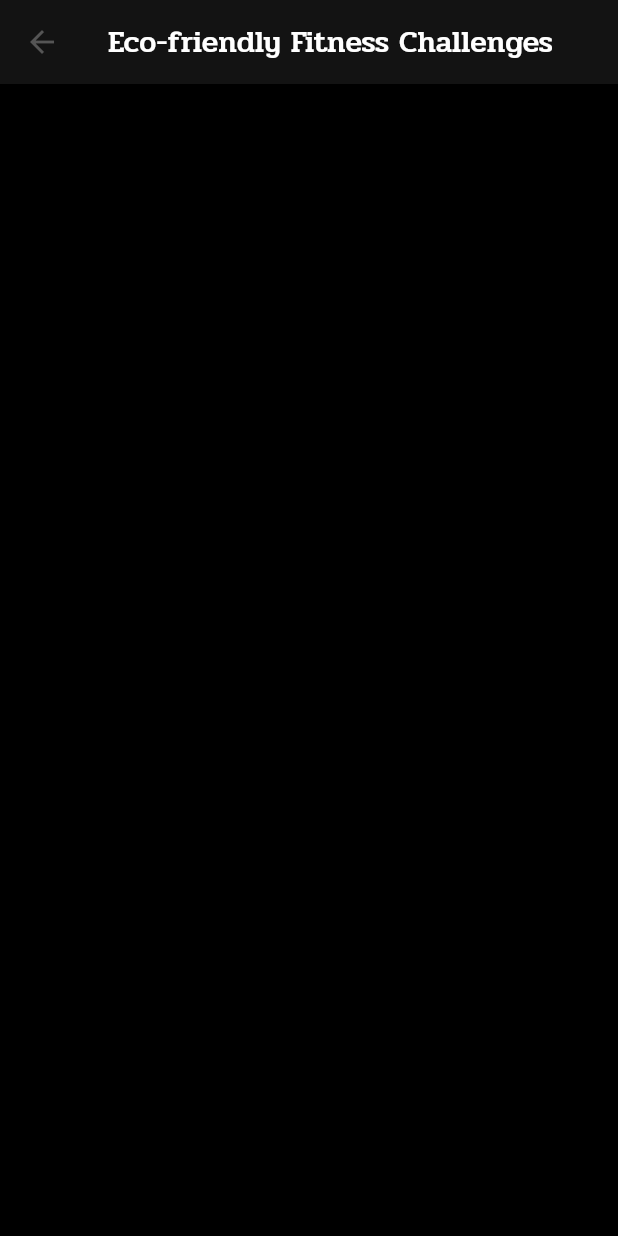
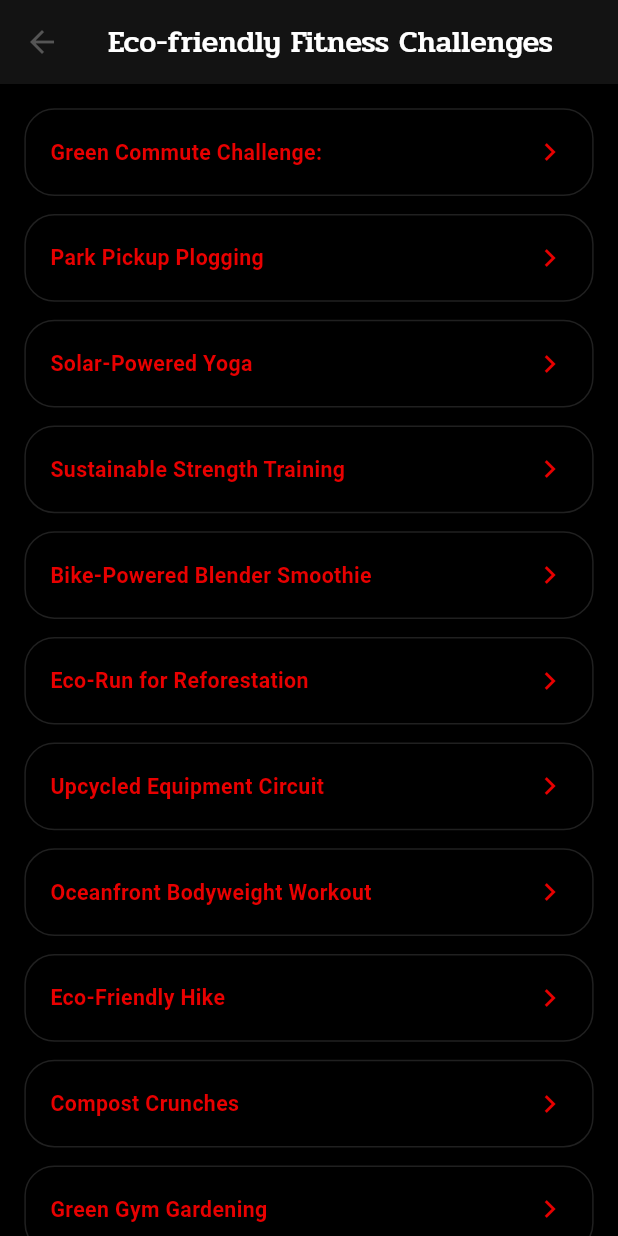
Before and after one commit to ibraevadilet/fitess_style_132, a Flutter app: the EcoPage screen opened directly, on a phone screen of 412 x 824 dp. Run offline on Flutter 3.47's test engine with Material 3 defaults, Android fonts, the phone set to English and light mode, and no system bars; our stand-ins replace flutter_local_notifications, flutter_screenutil, image_picker, in_app_review, shared_preferences, table_calendar and 1 more; accounts and stored records are empty.

Commit message:
add change

```diff
--- /dev/null
+++ b/lib/workouts_pages/eco_content.dart
@@ -0,0 +1,359 @@
+class EcoCont {
+  final String title;
+  final String description;
+  final double time;
+  final int calories;
+
+  EcoCont({
+    required this.title,
+    required this.description,
+    required this.time,
+    required this.calories,
+  });
+}
+
+List<EcoCont> listEco = [
+  EcoCont(
+    title: 'Green Commute Challenge:',
+    description:
+        'Replace your usual commute with eco-friendly options like biking or walking.',
+    time: 30,
+    calories: 150,
+  ),
+  EcoCont(
+    title: 'Park Pickup Plogging',
+    description: 'Jog through a local park and pick up litter along the way.',
+    time: 45,
+    calories: 200,
+  ),
+  EcoCont(
+    title: 'Solar-Powered Yoga',
+    description:
+        'Practice yoga outdoors using solar-powered speakers for music.',
+    time: 40,
+    calories: 120,
+  ),
+  EcoCont(
+    title: 'Sustainable Strength Training',
+    description:
+        'Use reusable materials like sandbags for strength training at home.',
+    time: 45,
+    calories: 250,
+  ),
+  EcoCont(
+    title: 'Bike-Powered Blender Smoothie',
+    description:
+        'Blend your post-workout smoothie using a bike-powered blender.',
+    time: 20,
+    calories: 80,
+  ),
+  EcoCont(
+    title: 'Eco-Run for Reforestation',
+    description:
+        'Join a virtual race, and for each kilometer run, a tree is planted.',
+    time: 60,
+    calories: 400,
+  ),
+  EcoCont(
+    title: 'Upcycled Equipment Circuit',
+    description:
+        'Create a circuit workout using upcycled household items as gym equipment.',
+    time: 30,
+    calories: 180,
+  ),
+  EcoCont(
+    title: 'Oceanfront Bodyweight Workout',
+    description:
+        'Exercise on the beach using your body weight, with an emphasis on enjoying the ocean view.',
+    time: 45,
+    calories: 220,
+  ),
+  EcoCont(
+    title: 'Eco-Friendly Hike',
+    description:
+        'Explore hiking trails and pick up any trash you find along the way.',
+    time: 60,
+    calories: 300,
+  ),
+  EcoCont(
+    title: 'Compost Crunches',
+    description: 'Do a core workout while turning your kitchen compost bin.',
+    time: 20,
+    calories: 90,
+  ),
+  EcoCont(
+    title: 'Green Gym Gardening',
+    description:
+        'Plant and tend to a garden, incorporating squats and lunges during breaks.',
+    time: 45,
+    calories: 180,
+  ),
+  EcoCont(
+    title: 'Hybrid Car Cleaning Squats',
+    description:
+        'Squat and clean your hybrid car to combine fitness with eco-friendly habits.',
+    time: 30,
+    calories: 150,
+  ),
+  EcoCont(
+    title: 'Renewable Energy Rowing',
+    description:
+        'Use a rowing machine powered by renewable energy for a cardio workout.',
+    time: 40,
+    calories: 250,
+  ),
+  EcoCont(
+    title: 'Eco-Friendly Scavenger Hunt',
+    description: 'Organize a fitness scavenger hunt with sustainable prizes.',
+    time: 60,
+    calories: 300,
+  ),
+  EcoCont(
+    title: 'Solar-Charged Circuit Training',
+    description:
+        'Perform circuit training using solar-charged electronic devices.',
+    time: 45,
+    calories: 220,
+  ),
+  EcoCont(
+    title: 'Conservation Meditation',
+    description:
+        'Meditate in a natural setting, focusing on conservation and gratitude.',
+    time: 30,
+    calories: 80,
+  ),
+  EcoCont(
+    title: 'Green Roof Yoga',
+    description:
+        'Practice yoga on a green roof, surrounded by eco-friendly vegetation.',
+    time: 40,
+    calories: 120,
+  ),
+  EcoCont(
+    title: 'Eco-Friendly Family Relay',
+    description:
+        'Organize a relay race with eco-friendly challenges for the whole family.',
+    time: 60,
+    calories: 350,
+  ),
+  EcoCont(
+    title: 'Sustainable Swim Session',
+    description:
+        'Swim in a natural body of water, emphasizing environmental awareness.',
+    time: 45,
+    calories: 250,
+  ),
+  EcoCont(
+    title: 'Eco-Conscious Kayaking',
+    description:
+        'Kayak in eco-friendly locations while collecting floating debris.',
+    time: 60,
+    calories: 300,
+  ),
+  EcoCont(
+    title: 'Paddleboard Pollution Cleanup',
+    description: 'Stand-up paddleboard while collecting litter from the water.',
+    time: 45,
+    calories: 220,
+  ),
+  EcoCont(
+    title: 'Bike-Powered Movie Night',
+    description:
+        'Pedal on a stationary bike to generate power for an outdoor movie night.',
+    time: 60,
+    calories: 180,
+  ),
+  EcoCont(
+    title: 'Eco-Friendly Bodyweight Blast',
+    description:
+        'Perform a high-intensity bodyweight workout using minimal equipment.',
+    time: 30,
+    calories: 200,
+  ),
+  EcoCont(
+    title: 'Ocean Cleanup Dive',
+    description:
+        'Scuba dive in designated cleanup areas to remove underwater debris.',
+    time: 60,
+    calories: 400,
+  ),
+  EcoCont(
+    title: 'Sustainable Sports Day',
+    description:
+        'Organize a sports day with eco-friendly games and activities.',
+    time: 60,
+    calories: 300,
+  ),
+  EcoCont(
+    title: 'Zero-Waste Zumba',
+    description:
+        'Dance to lively music while emphasizing zero-waste principles.',
+    time: 45,
+    calories: 250,
+  ),
+  EcoCont(
+    title: 'Sustainable Snorkeling Adventure',
+    description:
+        'Snorkel in eco-friendly locations while collecting marine litter.',
+    time: 60,
+    calories: 350,
+  ),
+  EcoCont(
+    title: 'Eco-Friendly Team Trek',
+    description:
+        'Form teams for an eco-friendly hike, with each team responsible for waste collection.',
+    time: 45,
+    calories: 200,
+  ),
+  EcoCont(
+    title: 'Beachfront Biking Challenge',
+    description:
+        'Bike along the beach, stopping to pick up trash and recyclables.',
+    time: 60,
+    calories: 300,
+  ),
+  EcoCont(
+    title: 'Eco-Run Relay',
+    description: 'Organize a relay race with eco-friendly running challenges.',
+    time: 60,
+    calories: 350,
+  ),
+  EcoCont(
+    title: 'Plogging Plank Challenge',
+    description:
+        'Combine jogging with intermittent planks, picking up trash during breaks.',
+    time: 45,
+    calories: 220,
+  ),
+  EcoCont(
+    title: 'Eco-Friendly Forest Workout',
+    description:
+        'Perform a full-body workout in a forest, appreciating natures beauty.',
+    time: 60,
+    calories: 300,
+  ),
+  EcoCont(
+    title: 'Conservation Cycling Tour',
+    description:
+        'Cycle through eco-friendly sites, promoting conservation awareness.',
+    time: 60,
+    calories: 350,
+  ),
+  EcoCont(
+    title: 'Sustainable Strength Yoga',
+    description:
+        'Integrate strength-building yoga poses with eco-conscious intentions.',
+    time: 45,
+    calories: 180,
+  ),
+  EcoCont(
+    title: 'Eco-Friendly Family Fitness',
+    description:
+        'Engage in various eco-friendly activities with family, promoting fitness and environmental awareness.',
+    time: 60,
+    calories: 300,
+  ),
+  EcoCont(
+    title: 'Solar-Powered Soccer Tournament',
+    description: 'Host a soccer tournament with goals powered by solar energy.',
+    time: 60,
+    calories: 350,
+  ),
+  EcoCont(
+    title: 'Earth Day HIIT',
+    description:
+        'High-intensity interval training with exercises inspired by Earth Day themes.',
+    time: 30,
+    calories: 250,
+  ),
+  EcoCont(
+    title: 'Eco-Friendly Adventure Race',
+    description:
+        'Organize an adventure race with eco-friendly challenges, from biking to kayaking.',
+    time: 50,
+    calories: 400,
+  ),
+  EcoCont(
+    title: 'Sustainable Social Distance Workout',
+    description:
+        'Enjoy a solo workout outdoors, maintaining social distance and adhering to sustainable practices.',
+    time: 45,
+    calories: 220,
+  ),
+  EcoCont(
+    title: 'Recycle Relay Run',
+    description:
+        'Organize a relay run with participants passing recyclables instead of a baton.',
+    time: 45,
+    calories: 250,
+  ),
+  EcoCont(
+    title: 'Eco-Friendly Bootcamp',
+    description:
+        'Intensive bootcamp workout with eco-friendly twists and challenges.',
+    time: 45,
+    calories: 280,
+  ),
+  EcoCont(
+    title: 'Natures Yoga Retreat',
+    description:
+        'A yoga session conducted in a natural setting, fostering a connection with the environment.',
+    time: 60,
+    calories: 120,
+  ),
+  EcoCont(
+    title: 'Clean Energy Cycling',
+    description:
+        'Cycle using bikes equipped with clean energy generators, contributing to a cleaner environment.',
+    time: 45,
+    calories: 300,
+  ),
+  EcoCont(
+    title: 'Eco-Awareness Dance Party',
+    description:
+        'Dance to eco-conscious beats, spreading awareness through movement.',
+    time: 60,
+    calories: 350,
+  ),
+  EcoCont(
+    title: 'Sustainable Stretching Session',
+    description: 'A stretching routine using recycled yoga mats and props.',
+    time: 30,
+    calories: 100,
+  ),
+  EcoCont(
+    title: 'Eco-Friendly Adventure Hike',
+    description:
+        'Hike through nature with adventure challenges focused on sustainability.',
+    time: 60,
+    calories: 300,
+  ),
+  EcoCont(
+    title: 'Pedal-Powered Picnic',
+    description:
+        'Cycle to a picnic spot, powering a blender for smoothies with a pedal generator.',
+    time: 40,
+    calories: 180,
+  ),
+  EcoCont(
+    title: 'Green Gardening Group Workout',
+    description:
+        'A group workout session in a community garden, tending to plants between exercises.',
+    time: 60,
+    calories: 250,
+  ),
+  EcoCont(
+    title: 'Eco-Friendly Fitness Flash Mob',
+    description:
+        'Organize a fitness flash mob with eco-friendly themes, surprising and engaging passersby.',
+    time: 30,
+    calories: 150,
+  ),
+  EcoCont(
+    title: 'Sustainable Stand-Up Paddleboard',
+    description:
+        'Paddleboard on bodies of water while collecting floating debris, emphasizing sustainability.',
+    time: 60,
+    calories: 350,
+  ),
+];
--- a/lib/workouts_pages/eco_page.dart
+++ b/lib/workouts_pages/eco_page.dart
@@ -1,4 +1,6 @@
 import 'package:fitess_style_132/main.dart';
+import 'package:fitess_style_132/workouts_pages/eco_content.dart';
+import 'package:fitess_style_132/workouts_pages/eco_detaile.dart';
 import 'package:flutter/material.dart';
 import 'package:flutter_screenutil/flutter_screenutil.dart';
 
@@ -8,6 +10,7 @@ class EcoPage extends StatelessWidget {
   Widget build(BuildContext context) {
     return Scaffold(
       appBar: AppBar(
+        scrolledUnderElevation: 0,
         iconTheme: const IconThemeData(
           color: Color(0xff555555),
         ),
@@ -20,11 +23,70 @@ class EcoPage extends StatelessWidget {
           fontFamily: family,
         ),
       ),
-      body: Column(
-        children: [
-          Container(),
-        ],
+      body: SafeArea(
+        child: ListView.separated(
+          padding: EdgeInsets.all(16.r),
+          shrinkWrap: true,
+          itemCount: listEco.length,
+          separatorBuilder: (context, index) => const SizedBox(height: 12),
+          itemBuilder: (context, index) => EcoWidget(
+            model: listEco[index],
+          ),
+        ),
       ),
     );
   }
 }
+
+class EcoWidget extends StatelessWidget {
+  const EcoWidget({
+    super.key,
+    required this.model,
+    this.color,
+  });
+  final EcoCont model;
+  final Color? color;
+
+  @override
+  Widget build(BuildContext context) {
+    return InkWell(
+      onTap: () {
+        Navigator.push(
+          context,
+          MaterialPageRoute(
+            builder: (context) => EcoDetaile(model: model),
+          ),
+        );
+      },
+      child: Container(
+        padding: EdgeInsets.all(16.r),
+        width: MediaQuery.of(context).size.width,
+        decoration: BoxDecoration(
+          border: Border.all(
+            color: const Color(0xff202020),
+          ),
+          borderRadius: BorderRadius.circular(20),
+        ),
+        child: Row(
+          mainAxisAlignment: MainAxisAlignment.spaceBetween,
+          children: [
+            Expanded(
+              child: Text(
+                model.title,
+                style: TextStyle(
+                  fontSize: 14.h,
+                  fontWeight: FontWeight.w600,
+                  color: const Color(0xffE80000),
+                ),
+              ),
+            ),
+            const Icon(
+              Icons.chevron_right,
+              color: Color(0xffE80000),
+            )
+          ],
+        ),
+      ),
+    );
+  }
+}
--- a/pubspec.yaml
+++ b/pubspec.yaml
@@ -8,7 +8,7 @@ publish_to: 'none' # Remove this line if you wish to publish to pub.dev
 version: 1.0.0+1
 
 environment:
-  sdk: '>=3.3.0 <4.0.0'
+  sdk: '>=3.2.6 <4.0.0'
 
 dependencies:
   flutter:
```
Also changed, not shown: lib/workouts_pages/eco_detaile.dart (added, +173 -0 lines), lib/workouts_pages/emotion_page.dart (+93 -4 lines), assets/images/bad.png (added), assets/images/neutral.png (added), assets/images/positiv.png (added), pubspec.lock, 3 other files.
